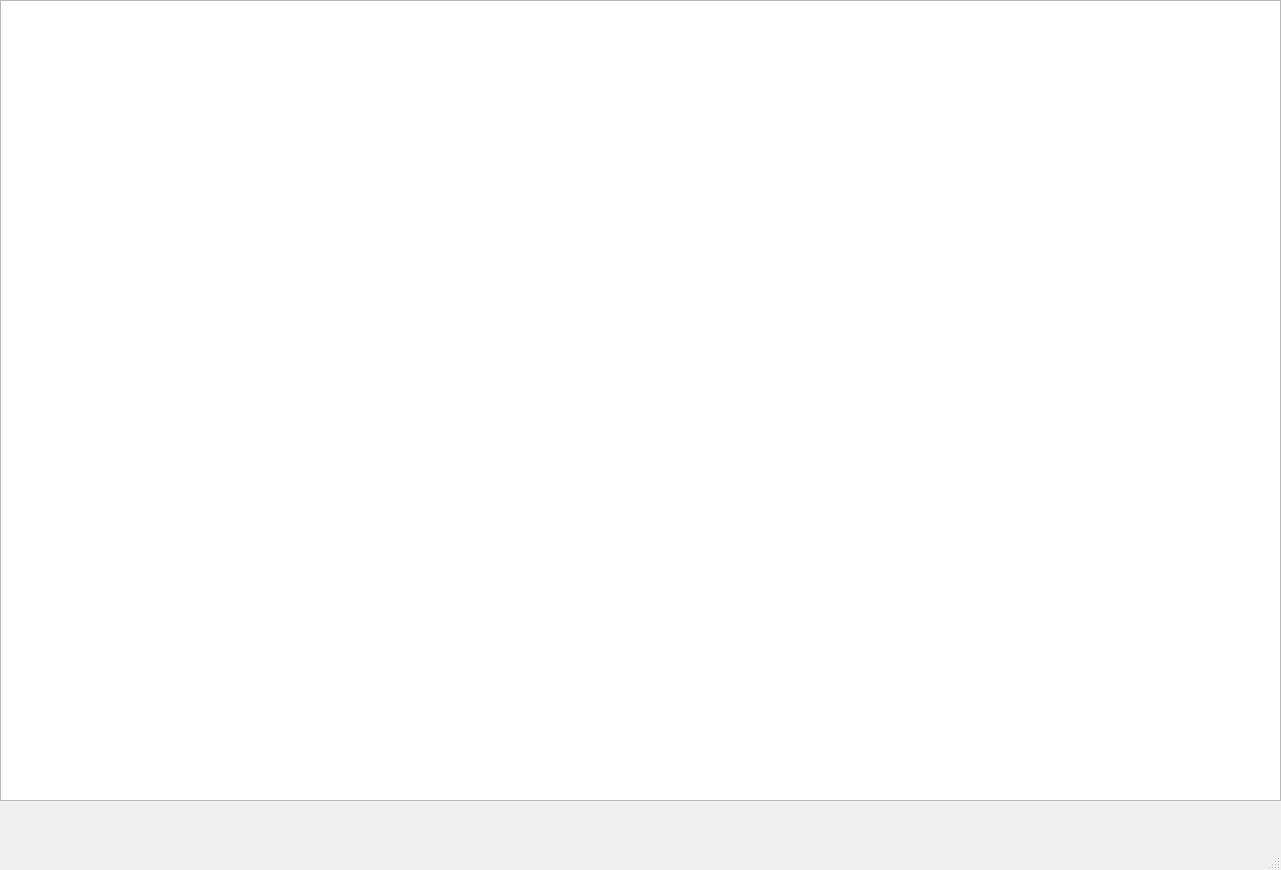
ggonnella/gfaviz, file ui/mainwindow.ui: the form before one commit.
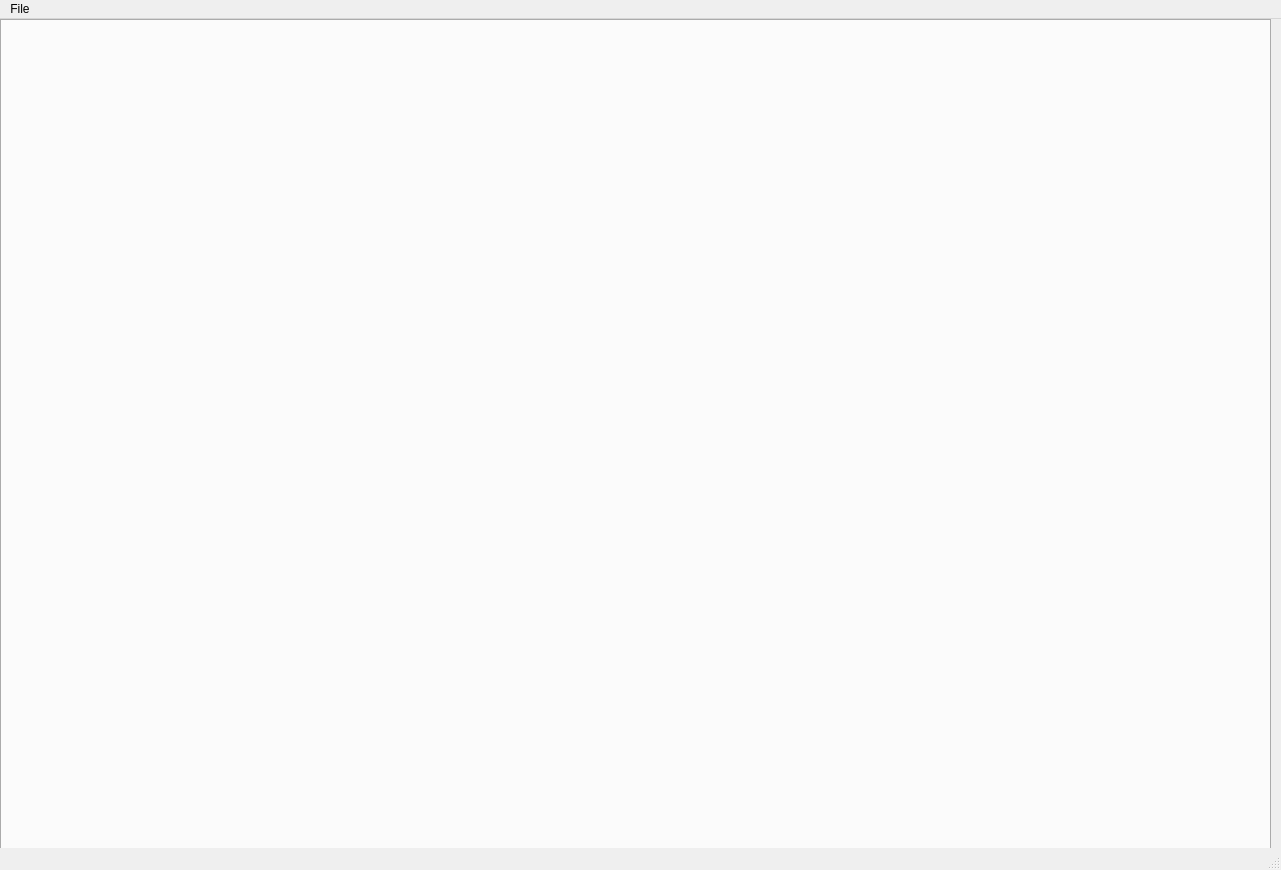
The form after the commit.

```diff
--- a/ui/mainwindow.ui
+++ b/ui/mainwindow.ui
@@ -17,15 +17,27 @@
    <bool>false</bool>
   </property>
   <widget class="QWidget" name="centralwidget">
-   <widget class="QGraphicsView" name="vizCanvas">
+   <widget class="QTabWidget" name="tabWidget">
     <property name="geometry">
      <rect>
       <x>0</x>
       <y>0</y>
-      <width>1281</width>
-      <height>801</height>
+      <width>1271</width>
+      <height>841</height>
      </rect>
     </property>
+    <property name="currentIndex">
+     <number>-1</number>
+    </property>
+    <property name="documentMode">
+     <bool>false</bool>
+    </property>
+    <property name="tabsClosable">
+     <bool>true</bool>
+    </property>
+    <property name="movable">
+     <bool>true</bool>
+    </property>
    </widget>
   </widget>
   <widget class="QMenuBar" name="menubar">
@@ -37,6 +49,15 @@
      <height>25</height>
     </rect>
    </property>
+   <widget class="QMenu" name="menuFile">
+    <property name="title">
+     <string>File</string>
+    </property>
+    <addaction name="actionOpen"/>
+    <addaction name="actionSave"/>
+    <addaction name="actionClose"/>
+   </widget>
+   <addaction name="menuFile"/>
   </widget>
   <widget class="QStatusBar" name="statusbar"/>
  </widget>
```
Left out of the diff: 15 changed lines with no effect on the pictures.
